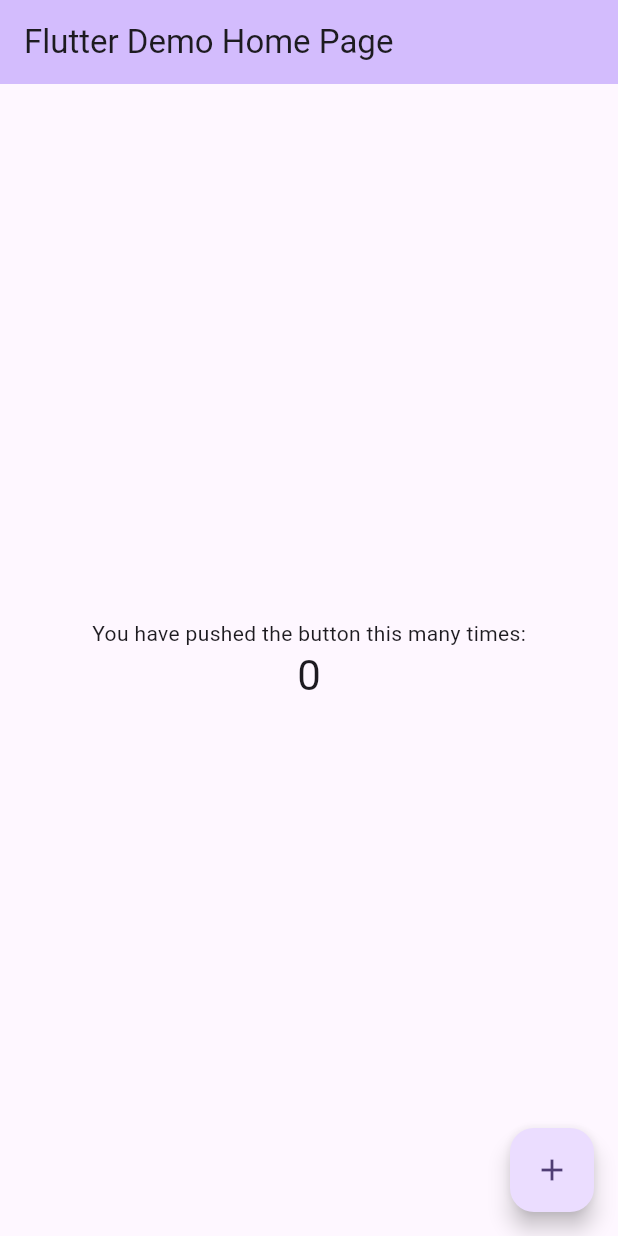
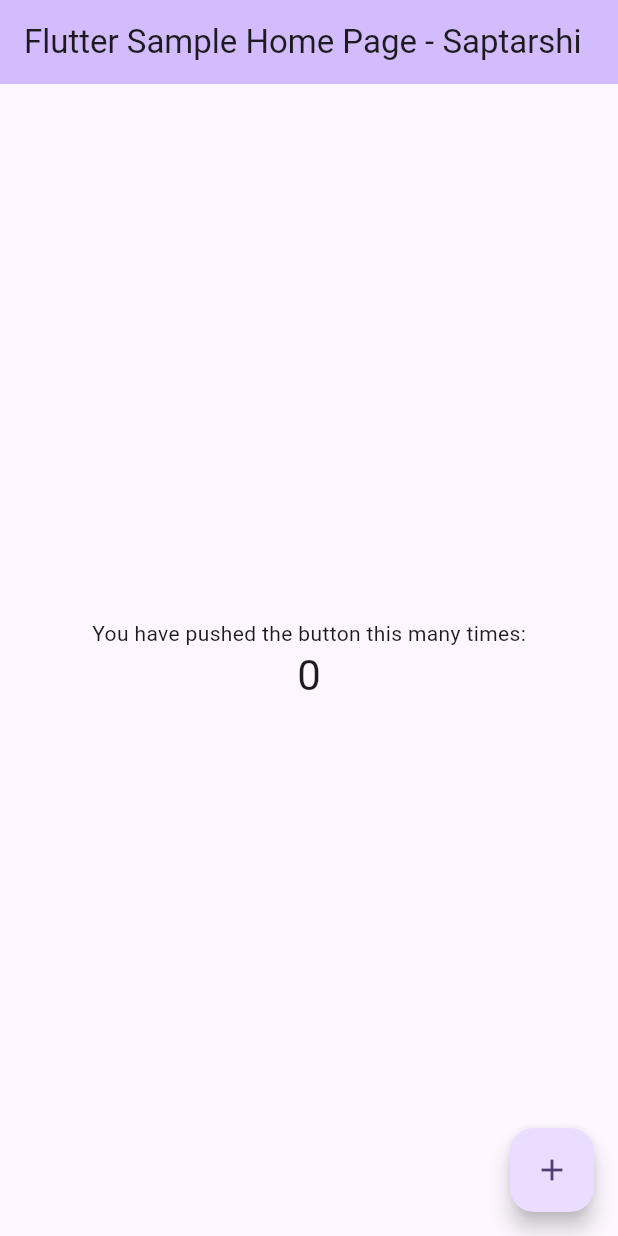
Before and after one commit to 3eyedraven/flutter-projects, a Flutter app: the screen it shows after launch, on a phone screen of 412 x 824 dp. Run offline on Flutter 3.47's test engine with Material 3 defaults, Android fonts, the phone set to English and light mode, and no system bars.

Commit message:
Small commit for the day
Small commit for a dull winter day

```diff
--- a/currency_converter/lib/main.dart
+++ b/currency_converter/lib/main.dart
@@ -31,7 +31,7 @@ class MyApp extends StatelessWidget {
         colorScheme: ColorScheme.fromSeed(seedColor: Colors.deepPurple),
         useMaterial3: true,
       ),
-      home: const MyHomePage(title: 'Flutter Demo Home Page'),
+      home: const MyHomePage(title: 'Flutter Sample Home Page - Saptarshi'),
     );
   }
 }
```
